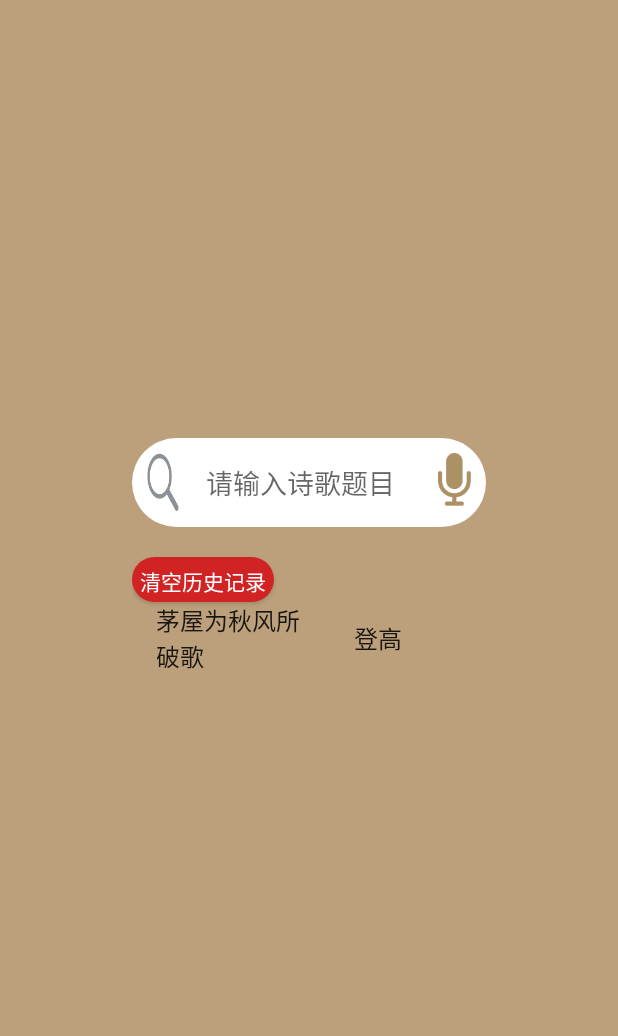
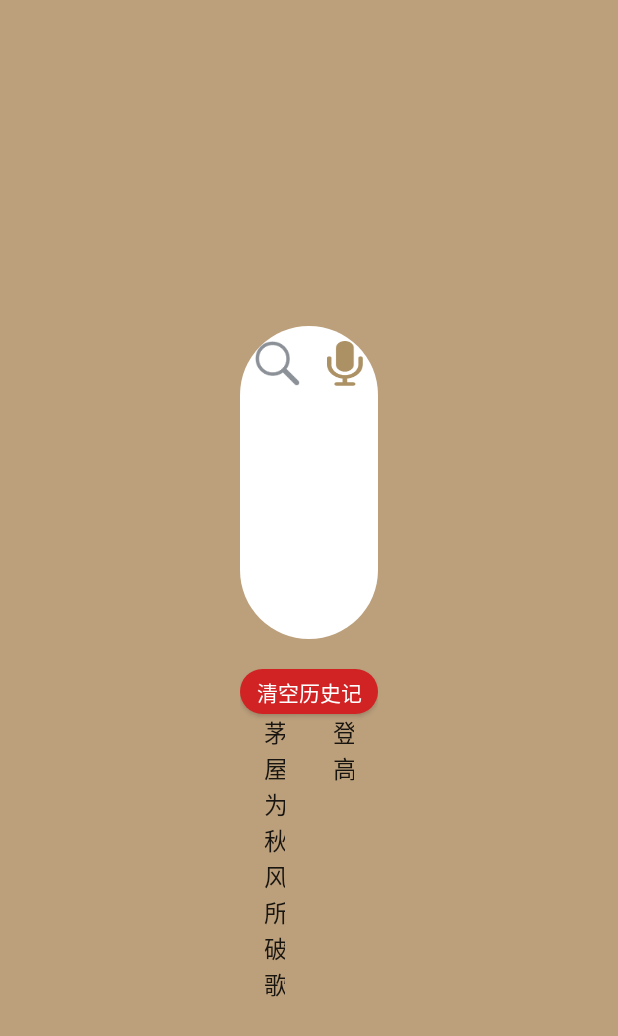
Before and after one commit to ting924/peachGarden, an Android app: the fragment ShiguanFragment3 shown on its own in the app's theme, on a phone screen of 412 x 824 dp. Shown: the top 1036 px of the screen. Run offline under Robolectric (Android 15) with nearby library versions, the light colour scheme and no system bars; 1 statement that could not run was skipped.

Commit message:
诗馆界面调整

```diff
--- a/app/src/main/res/layout/activity_translation.xml
+++ b/app/src/main/res/layout/activity_translation.xml
@@ -9,13 +9,13 @@
         android:layout_height="wrap_content"
         android:layout_centerInParent="true"
         android:paddingTop="10dp"
-        android:paddingLeft="60dp"
-        android:paddingRight="60dp"
+        android:paddingLeft="160dp"
+        android:paddingRight="160dp"
         >
 
         <LinearLayout
             android:id="@+id/s_editor"
-            android:layout_width="wrap_content"
+            android:layout_width="match_parent"
             android:layout_height="wrap_content"
             android:layout_centerHorizontal="true"
             android:layout_marginTop="60dp"
@@ -24,26 +24,25 @@
             android:padding="10dp">
 
             <ImageView
-                android:layout_width="0dp"
-                android:layout_height="wrap_content"
-                android:layout_weight="1"
+                android:layout_width="30dp"
+                android:layout_height="30dp"
                 android:background="@drawable/search"></ImageView>
 
             <EditText
                 android:id="@+id/tran_s"
                 android:layout_width="0dp"
                 android:layout_height="wrap_content"
-                android:layout_marginTop="6dp"
-                android:layout_weight="8"
+                android:layout_marginTop="2dp"
+                android:layout_weight="17"
+
                 android:background="@drawable/shape1"
-                android:hint="请输入诗歌题目"
+                android:hint="请输入诗歌题目                              "
                 android:imeOptions="actionDone"
                 android:paddingLeft="18dp"></EditText>
 
             <ImageView
-                android:layout_width="0dp"
-                android:layout_height="35dp"
-                android:layout_weight="1"
+                android:layout_width="24dp"
+                android:layout_height="30dp"
                 android:background="@drawable/dictation"></ImageView>
         </LinearLayout>
 
```
Also changed, not shown: app/src/main/res/layout/main_fragment2.xml (+18 -18 lines).
